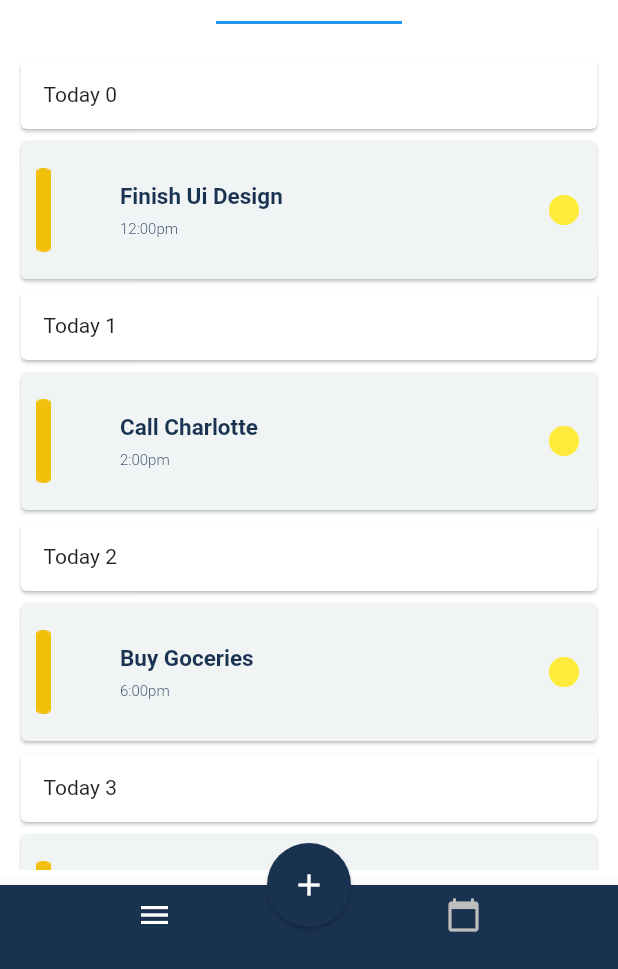
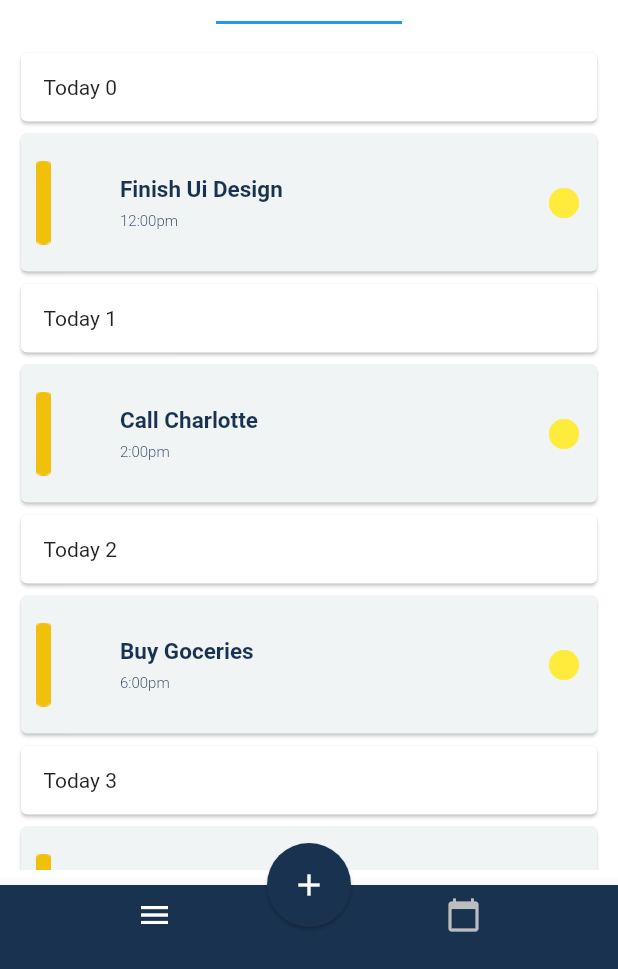
Before and after one commit to kennyobey/Stu-Do-UI, a Flutter app: the screen it shows after launch, tab 2 chosen, on a phone screen of 412 x 824 dp, the part 267-1236 px from its top. Run offline on Flutter 3.47's test engine with Material 2 defaults, Android fonts, the phone set to English and light mode, and no system bars; our stand-ins replace font_awesome_flutter, table_calendar.

Commit message:
another commit

```diff
--- a/lib/Screens/homepage.dart
+++ b/lib/Screens/homepage.dart
@@ -230,14 +230,19 @@
                                     ],
                                   ),
                                 ),
-                                SizedBox(height: 10),
+                                SizedBox(height: 5),
                                 Expanded(
                                   child: TabBarView(children: [
                                     // First TAb view
                                     Container(
+                                      padding: EdgeInsets.all(10),
                                       height: 200,
                                       width: 400,
                                       child: Column(
+                                        children: [
+                                          Column(
+                                            crossAxisAlignment:
+                                                CrossAxisAlignment.start,
                                             children: [
                                               Text(
                                                 "Today",
@@ -248,7 +253,10 @@
                                                     fontSize: 15),
                                               ),
                                               ListView.builder(
-                                            itemBuilder: (context, position) {
+                                                scrollDirection: Axis.vertical,
+                                                shrinkWrap: true,
+                                                itemBuilder:
+                                                    (context, position) {
                                                   return Card(
                                                     color: Color.fromRGBO(
                                                         240, 244, 245, 10),
@@ -265,7 +273,8 @@
                                                         _item[position].title,
                                                         style: TextStyle(
                                                           fontSize: 15,
-                                                      fontWeight: FontWeight.bold,
+                                                          fontWeight:
+                                                              FontWeight.bold,
                                                           color: Color.fromRGBO(
                                                               25, 50, 80, 10),
                                                         ),
@@ -274,7 +283,8 @@
                                                         _item[position].date,
                                                         style: TextStyle(
                                                           fontSize: 10,
-                                                      fontWeight: FontWeight.w300,
+                                                          fontWeight:
+                                                              FontWeight.w300,
                                                           color: Color.fromRGBO(
                                                               25, 50, 80, 10),
                                                         ),
@@ -286,7 +296,9 @@
                                                     ),
                                                   );
                                                 },
-                                            itemCount: 5,
+                                                itemCount: 2,
+                                              ),
+                                            ],
                                           ),
                                         ],
                                       ),
```
Lines whose indentation alone changed are shown as unchanged.
